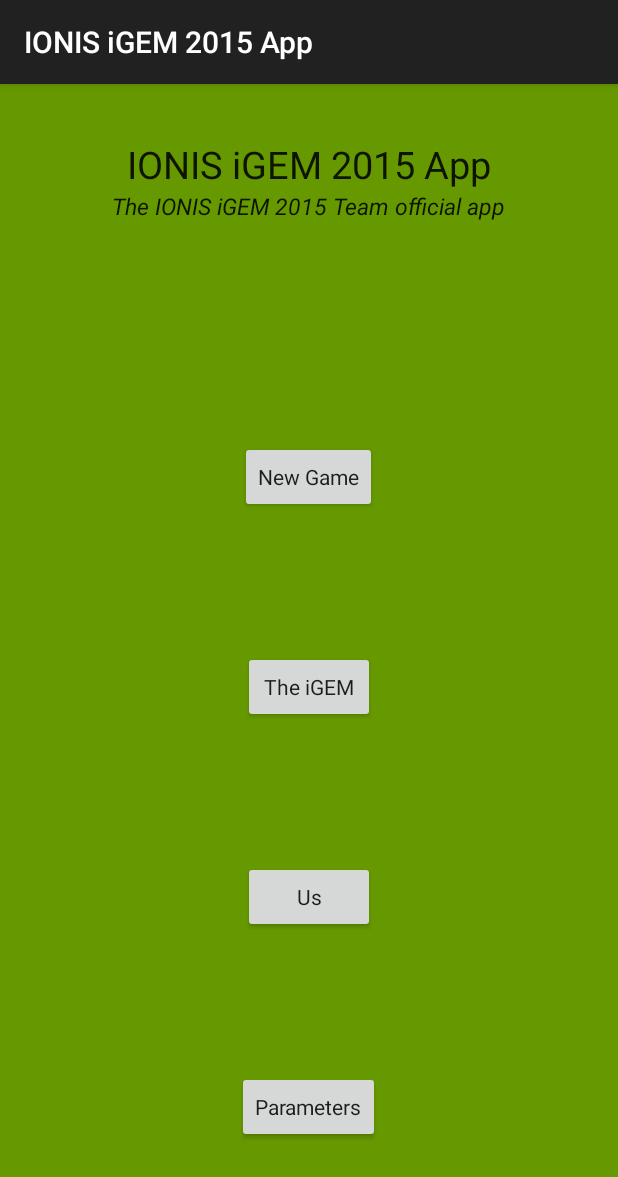
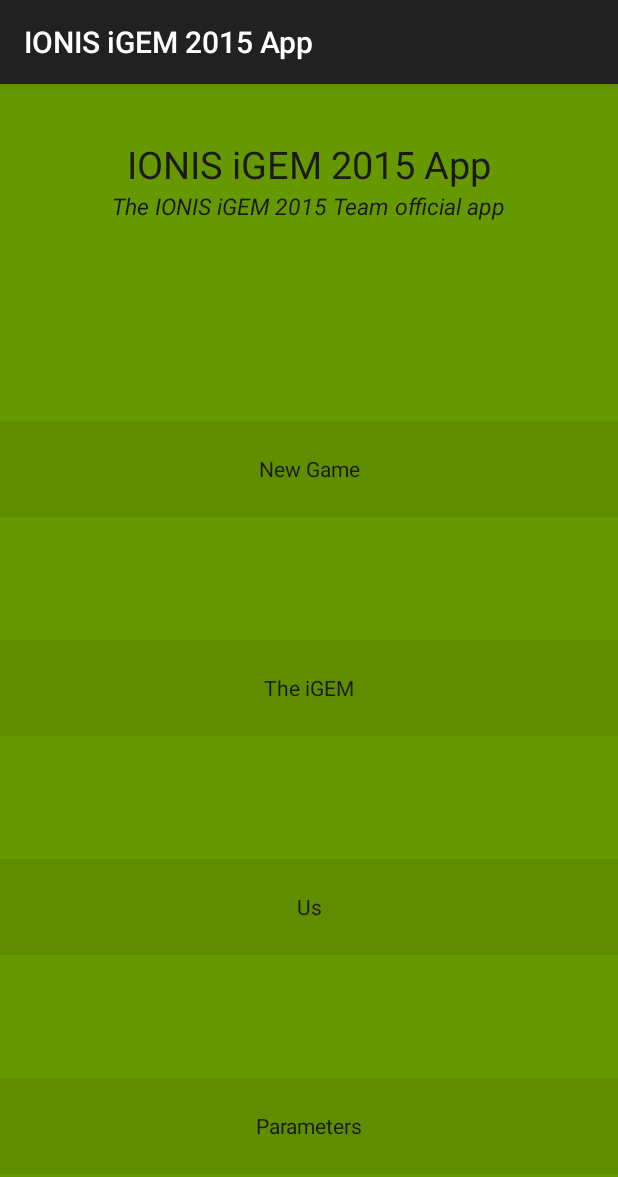
Before and after one commit to PLNech/BactMan-Adventures, an Android app: the screen it shows after launch (HomeActivity), on a phone screen of 412 x 824 dp. Shown: the top 1177 px of the screen. Run offline under Robolectric (Android 15) with nearby library versions, the light colour scheme and no system bars; our stand-ins replace ButterKnife; 1 statement that could not run was skipped.

Commit message:
Menus: Restyled buttons

```diff
--- /dev/null
+++ b/app/src/main/res/color/button_menu_text.xml
@@ -0,0 +1,5 @@
+<?xml version="1.0" encoding="utf-8"?>
+<selector xmlns:android="http://schemas.android.com/apk/res/android" android:constantSize="true">
+    <item android:color="@color/darkGreen" android:state_pressed="true" android:state_focused="false"/>
+    <item android:color="@color/softBlack"/>
+</selector>
--- /dev/null
+++ b/app/src/main/res/drawable/button_menu.xml
@@ -0,0 +1,5 @@
+<?xml version="1.0" encoding="utf-8"?>
+<selector xmlns:android="http://schemas.android.com/apk/res/android" android:constantSize="true">
+    <item android:drawable="@color/buttonMenuPressed" android:state_pressed="true" android:state_focused="false"/>
+    <item android:drawable="@color/buttonMenu" />
+</selector>
--- a/app/src/main/res/layout/activity_home.xml
+++ b/app/src/main/res/layout/activity_home.xml
@@ -1,6 +1,7 @@
 <LinearLayout xmlns:android="http://schemas.android.com/apk/res/android" xmlns:tools="http://schemas.android.com/tools"
               style="@style/AppTheme.Activity.Menu"
-              tools:context=".HomeActivity">
+              tools:context=".HomeActivity"
+              android:padding="0dp">
     <RelativeLayout style="@style/AppTheme.Container.Title">
 
         <TextView style="@style/AppTheme.TextView.Title"
@@ -34,7 +35,8 @@
     <RelativeLayout style="@style/AppTheme.Container.Button">
         <Button style="@style/AppTheme.Button"
                 android:text="@string/label_home_settings"
-                android:id="@+id/button_home_settings"/>
+                android:id="@+id/button_home_settings"
+                android:visibility="visible"/>
     </RelativeLayout>
 
 
--- a/app/src/main/res/values/colors.xml
+++ b/app/src/main/res/values/colors.xml
@@ -2,4 +2,10 @@
 <resources>
     <color name="darkGreen">@android:color/holo_green_dark</color>
     <color name="lightGreen">@android:color/holo_green_light</color>
+    <color name="softBlack">#1a1a1a</color>
+    <color name="softWhite">#e6e6e6</color>
+
+    <!-- Transparent Menu Buttons -->
+    <color name="buttonMenuPressed">       #66000000</color>
+    <color name="buttonMenu">              #11000000</color>
 </resources>
--- a/app/src/main/res/values/styles.xml
+++ b/app/src/main/res/values/styles.xml
@@ -6,31 +6,27 @@
     <style name="AppTheme.Activity">
         <item name="android:layout_width">match_parent</item>
         <item name="android:layout_height">match_parent</item>
-        <item name="android:orientation">vertical</item>
         <item name="android:layout_alignParentTop">true</item>
         <item name="android:layout_alignParentLeft">true</item>
+
+        <item name="android:orientation">vertical</item>
         <item name="android:baselineAligned">false</item>
     </style>
 
     <style name="AppTheme.Activity.Menu">
-        <item name="android:paddingLeft">@dimen/activity_horizontal_margin</item>
-        <item name="android:paddingRight">@dimen/activity_horizontal_margin</item>
-        <item name="android:paddingTop">@dimen/activity_vertical_margin</item>
-        <item name="android:paddingBottom">@dimen/activity_vertical_margin</item>
         <item name="android:background">@android:color/holo_green_dark</item>
         <item name="android:weightSum">100</item>
     </style>
 
     <style name="AppTheme.Activity.Detail">
         <item name="android:layout_height">wrap_content</item>
-        <item name="android:paddingLeft">0dp</item>
-        <item name="android:paddingRight">0dp</item>
-        <item name="android:paddingTop">0dp</item>
-        <item name="android:paddingBottom">0dp</item>
+
+        <item name="android:padding">0dp</item>
     </style>
 
     <style name="AppTheme.Container">
         <item name="android:layout_width">match_parent</item>
+        <item name="android:padding">@dimen/activity_horizontal_margin</item>
     </style>
 
     <style name="AppTheme.Container.Title">
@@ -41,6 +37,7 @@
     <style name="AppTheme.Container.Button">
         <item name="android:layout_height">0dp</item>
         <item name="android:layout_weight">19</item>
+        <item name="android:padding">0dp</item>
     </style>
 
     <style name="AppTheme.Container.Paragraphs">
@@ -52,6 +49,8 @@
         <item name="android:layout_width">wrap_content</item>
         <item name="android:layout_height">wrap_content</item>
         <item name="android:layout_centerHorizontal">true</item>
+
+        <item name="android:textColor">@color/softBlack</item>
     </style>
 
     <style name="AppTheme.TextView.Title">
@@ -61,9 +60,10 @@
     </style>
 
     <style name="AppTheme.TextView.Subtitle">
+        <item name="android:layout_marginBottom">20dp</item>
+
         <item name="android:textSize">15sp</item>
         <item name="android:textStyle">italic</item>
-        <item name="android:layout_marginBottom">20dp</item>
     </style>
 
     <style name="AppTheme.TextView.Paragraphs">
@@ -72,12 +72,16 @@
     </style>
 
     <style name="AppTheme.Button">
-        <item name="android:shadowColor">@color/lightGreen</item>
-        <item name="android:textColorHighlight">@color/lightGreen</item>
-        <item name="android:layout_width">wrap_content</item>
-        <item name="android:layout_height">wrap_content</item>
+        <item name="android:layout_width">match_parent</item>
+        <item name="android:layout_height">64dp</item>
         <item name="android:layout_gravity">center_horizontal</item>
         <item name="android:layout_centerInParent">true</item>
+
+        <item name="android:background">@drawable/button_menu</item>
+        <item name="android:shadowColor">@color/lightGreen</item>
+
+        <item name="android:textColor">@color/button_menu_text</item>
+        <item name="android:textColorHighlight">@color/lightGreen</item>
     </style>
 
     <style name="AppTheme.ImageView">
```
